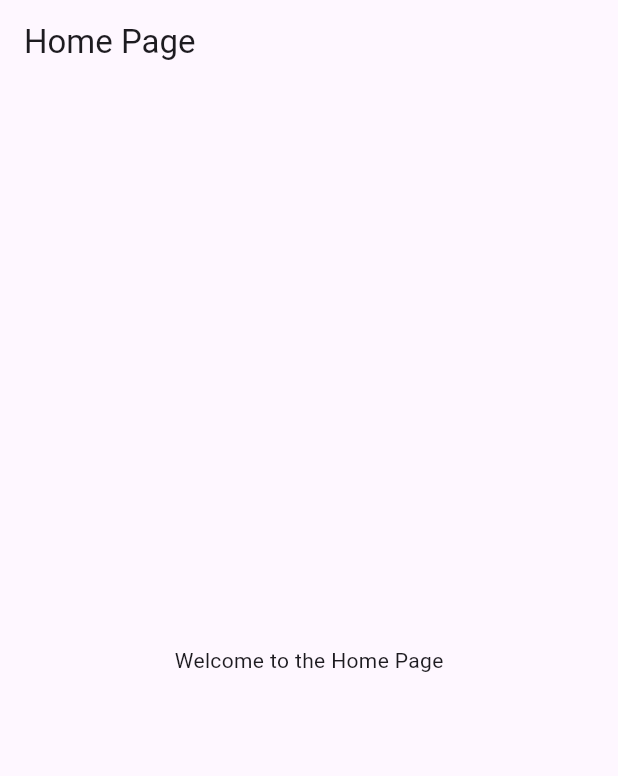
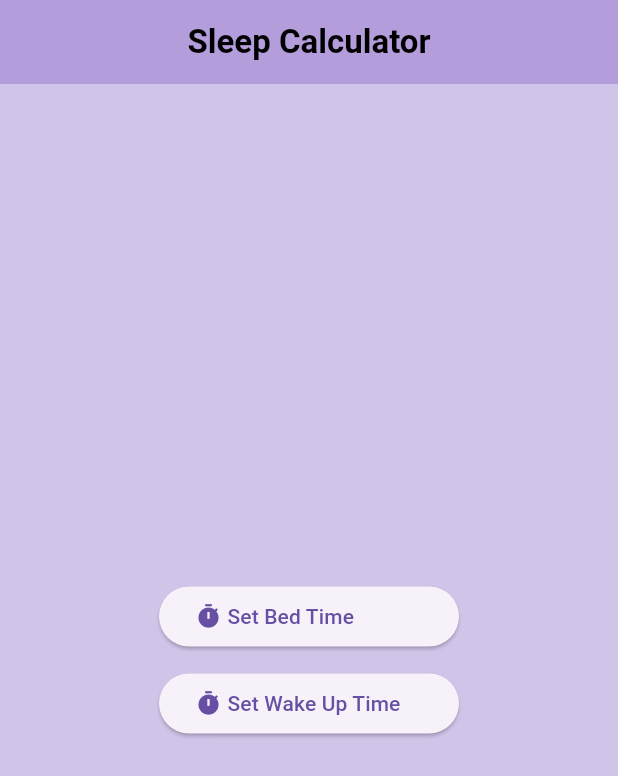
Before and after one commit to JosiahABrown/sleep-calculator, a Flutter app: the screen it shows after launch, on a phone screen of 412 x 824 dp. Shown: the top 776 px of the screen. Run offline on Flutter 3.47's test engine with Material 3 defaults, Android fonts, the phone set to English and light mode, and no system bars.

Commit message:
Main finished

```diff
--- a/sleep_calc_flutter/lib/pages/home.dart
+++ b/sleep_calc_flutter/lib/pages/home.dart
@@ -1,16 +1,149 @@
 import 'package:flutter/material.dart';
+import 'utils/time_calculations.dart';
 
-class HomePage extends StatelessWidget {
+class HomePage extends StatefulWidget {
   const HomePage({super.key});
 
   @override
+  State<HomePage> createState() => _HomePageState();
+}
+
+class _HomePageState extends State<HomePage> {
+  List<DateTime> _calculatedTimes = [];
+
+  Future<DateTime> _openTimePicker(BuildContext context, String title, bool isBedTime) async {
+    final TimeOfDay? pickedTime = await showTimePicker(
+      context: context,
+      initialTime: TimeOfDay.now(),
+      builder: (BuildContext context, Widget? child) {
+        return Column(
+          children: [
+            Text(
+              title,
+              style: TextStyle(
+                fontWeight: FontWeight.bold,
+                fontSize: 15,
+                color: Colors.white,
+              ),
+            ),
+            Theme(
+              data: ThemeData(
+                colorScheme: ColorScheme.dark(),
+              ),
+              child: child!,
+            ),
+          ],
+        );
+      },
+    );
+
+    if (pickedTime != null) {
+      DateTime now = DateTime.now();
+      DateTime selectedDateTime = DateTime(now.year, now.month, now.day, pickedTime.hour, pickedTime.minute);
+
+      List<DateTime> calculatedTimes;
+      if (isBedTime) {
+        calculatedTimes = TimeCalc.calculateWakeUpTimes(selectedDateTime);
+        print("Wake-up times: $calculatedTimes");
+      } else {
+        calculatedTimes = TimeCalc.calculateBedTimes(selectedDateTime);
+        print("Bed times: $calculatedTimes");
+      }
+
+      setState(() {
+        _calculatedTimes = calculatedTimes;
+      });
+
+      return selectedDateTime;
+    } else {
+      return DateTime.now();
+    }
+  }
+
+  AppBar appBar() {
+    return AppBar(
+      title: const Text(
+        'Sleep Calculator',
+        style: TextStyle(
+          fontWeight: FontWeight.bold,
+          color: Colors.black,
+        ),
+      ),
+      centerTitle: true,
+      backgroundColor: Colors.deepPurple[200],
+    );
+  }
+
+  @override
   Widget build(BuildContext context) {
+    double buttonWidth = 200;
+
     return Scaffold(
-      appBar: AppBar(
-        title: const Text('Home Page'),
-      ),
-      body: const Center(
-        child: Text('Welcome to the Home Page'),
+      backgroundColor: Colors.deepPurple[100],
+      appBar: appBar(),
+      body: Center(
+        child: Column(
+          mainAxisAlignment: MainAxisAlignment.center,
+          crossAxisAlignment: CrossAxisAlignment.center,
+          children: [
+            if (_calculatedTimes.isNotEmpty)
+              Text(
+                'Calculated Times:',
+                style: TextStyle(fontSize: 20),
+              ),
+            if (_calculatedTimes.isNotEmpty)
+              Align(
+                alignment: Alignment.center,
+                child: SizedBox(
+                  height: 200,
+                  child: ListView.builder(
+                    shrinkWrap: false,
+                    itemCount: _calculatedTimes.length,
+                    itemBuilder: (context, index) {
+                      DateTime times = _calculatedTimes[index];
+                      int sleepCycles = index + 4;
+                      String recommnded = (sleepCycles == 5) ? "Recommended" : "";
+                      return Align(
+                        alignment: Alignment.center,
+                        child: ListTile(
+                          title: Text('$sleepCycles Sleep Cycles: ${times.toLocal().toString().substring(11, 16)} $recommnded'),
+                        ),
+                      );
+                    },
+                  ),
+                ),
+              ),
+            SizedBox(
+              width: buttonWidth,
+              child: ElevatedButton(
+                onPressed: () async {
+                  await _openTimePicker(context, 'Select Bed Time', true);
+                },
+                child: Row(
+                  children: [
+                    Icon(Icons.timer),
+                    Text(' Set Bed Time')
+                  ],
+                ),
+              ),
+            ),
+            SizedBox(height: 10),
+            SizedBox(
+              width: buttonWidth,
+              child: ElevatedButton(
+              onPressed: () async {
+                await _openTimePicker(context, 'Select Wake Up Time', false);
+              },
+              child: Row(
+                children: [
+                  Icon(Icons.timer),
+                  Text(' Set Wake Up Time'),
+                ],
+              ),
+            ),
+            )
+          ],
+        ),
       ),
     );
   }
--- a/sleep_calc_flutter/pubspec.yaml
+++ b/sleep_calc_flutter/pubspec.yaml
@@ -34,6 +34,7 @@ dependencies:
   # The following adds the Cupertino Icons font to your application.
   # Use with the CupertinoIcons class for iOS style icons.
   cupertino_icons: ^1.0.8
+  flutter_svg: ^2.0.16
 
 dev_dependencies:
   flutter_test:
@@ -87,3 +88,5 @@ flutter:
   #
   # For details regarding fonts from package dependencies,
   # see https://flutter.dev/to/font-from-package
+
+main: lib/main.dart
```
Also changed, not shown: sleep_calc_flutter/lib/pages/utils/time_calculations.dart (added, +17 -0 lines), sleep_calc_flutter/flutter_01.png (added), sleep_calc_flutter/flutter_02.png (added), sleep_calc_flutter/lib/main.dart (line endings or trailing spaces), sleep_calc_flutter/pubspec.lock.
